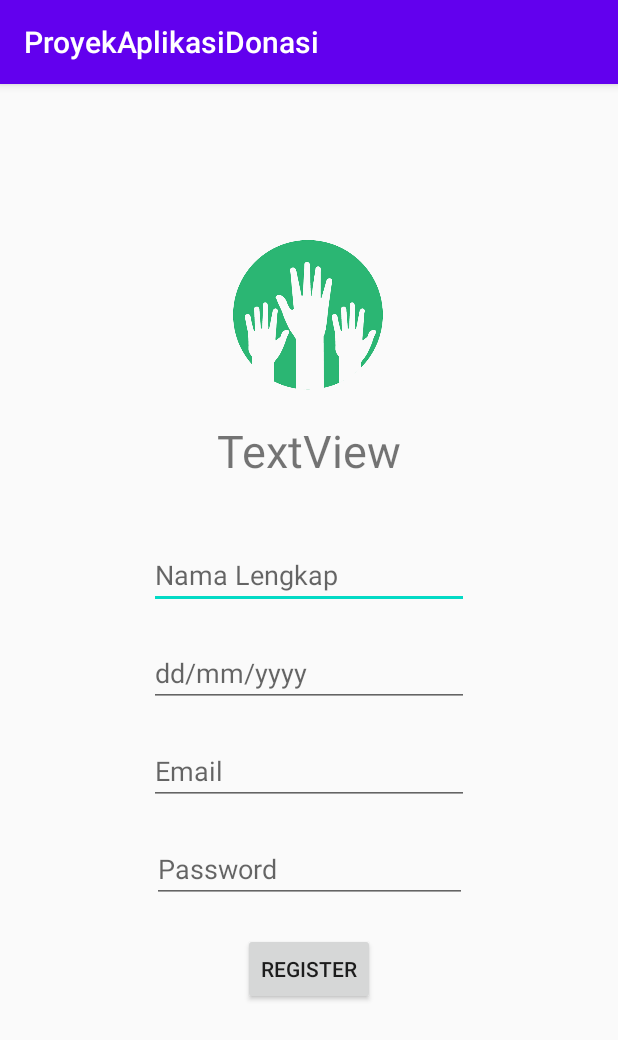
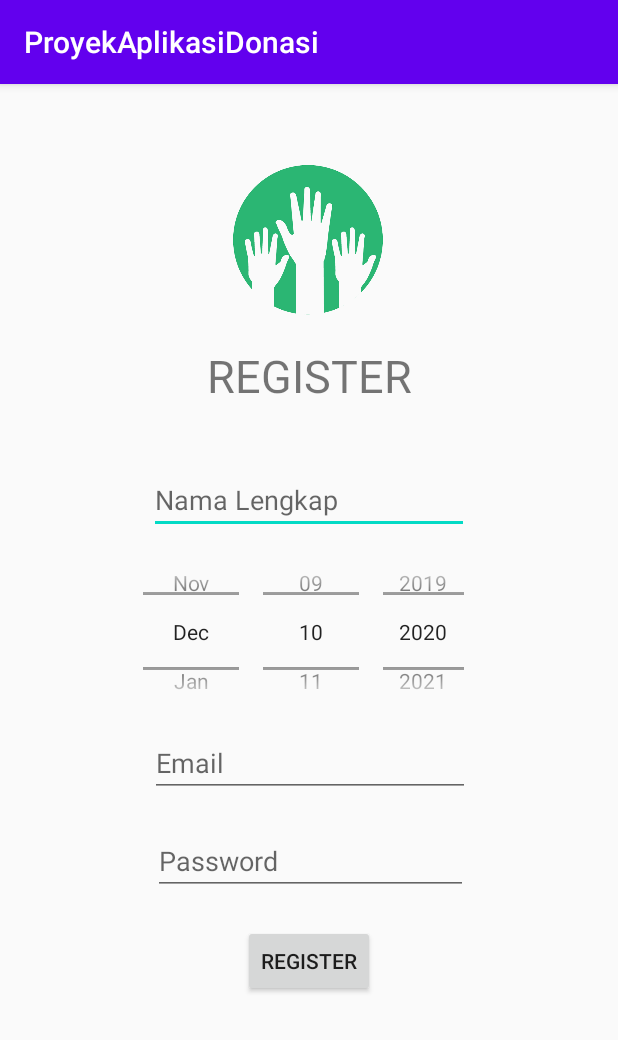
Before and after one commit to winlian99/ProyekAplikasiDonasi, an Android app: the RegisterActivity screen opened directly, with no data from a screen before it, on a phone screen of 412 x 824 dp. Shown: the top 1040 px of the screen. Run offline under Robolectric (Android 15) with nearby library versions, the phone set to English and light mode, and no system bars; our stand-ins replace Firebase (no records; nobody signed in at launch, a user with empty details on screens opened directly).

Commit message:
Login Register Berhasil dengan DatePicker

```diff
--- a/app/src/main/java/com/example/proyekaplikasidonasi/ui/profile/ProfileFragment.kt
+++ b/app/src/main/java/com/example/proyekaplikasidonasi/ui/profile/ProfileFragment.kt
@@ -31,7 +31,7 @@ class ProfileFragment : Fragment() {
 
         val db = FirebaseFirestore.getInstance()
         val dbCol = getString(R.string.dbColUsersCollection)
-        val userId = "DKpawmCmV7yuOqB1L8zq"
+        val userId = mAuth.currentUser?.email.toString()
 
         db.collection(dbCol).document(userId)
             .get()
@@ -51,6 +51,7 @@ class ProfileFragment : Fragment() {
         }
         profile_button_signout.setOnClickListener{
             mAuth.signOut()
+
         }
     }
 }
--- a/app/src/main/res/layout/activity_register.xml
+++ b/app/src/main/res/layout/activity_register.xml
@@ -10,7 +10,7 @@
         android:id="@+id/imageView2"
         android:layout_width="100dp"
         android:layout_height="100dp"
-        android:layout_marginTop="104dp"
+        android:layout_marginTop="54dp"
         app:layout_constraintEnd_toEndOf="parent"
         app:layout_constraintHorizontal_bias="0.498"
         app:layout_constraintStart_toStartOf="parent"
@@ -22,12 +22,11 @@
         android:layout_width="wrap_content"
         android:layout_height="wrap_content"
         android:layout_marginTop="20dp"
-        android:text="TextView"
+        android:text="REGISTER"
         android:textSize="30sp"
         app:layout_constraintEnd_toEndOf="parent"
         app:layout_constraintStart_toStartOf="parent"
-        app:layout_constraintTop_toBottomOf="@+id/imageView2"
-        tools:text="REGISTER" />
+        app:layout_constraintTop_toBottomOf="@+id/imageView2" />
 
     <EditText
         android:id="@+id/register_nama_lengkap"
@@ -45,7 +44,6 @@
         android:id="@+id/register_email"
         android:layout_width="wrap_content"
         android:layout_height="wrap_content"
-        android:layout_marginTop="20dp"
         android:ems="10"
         android:hint="Email"
         android:inputType="textPersonName"
@@ -75,16 +73,27 @@
         app:layout_constraintStart_toStartOf="parent"
         app:layout_constraintTop_toBottomOf="@+id/register_password" />
 
-    <EditText
+    <DatePicker
         android:id="@+id/register_tanggal_lahir"
-        android:layout_width="wrap_content"
-        android:layout_height="wrap_content"
-        android:layout_marginTop="20dp"
-        android:ems="10"
-        android:hint="dd/mm/yyyy"
-        android:inputType="date"
+        android:layout_width="238dp"
+        android:layout_height="130dp"
+        android:calendarViewShown="false"
+        android:datePickerMode="spinner"
         app:layout_constraintEnd_toEndOf="@+id/register_nama_lengkap"
         app:layout_constraintStart_toStartOf="@+id/register_nama_lengkap"
         app:layout_constraintTop_toBottomOf="@+id/register_nama_lengkap" />
 
+
+    <!--    <EditText-->
+<!--        android:id="@+id/register_tanggal_lahir"-->
+<!--        android:layout_width="wrap_content"-->
+<!--        android:layout_height="wrap_content"-->
+<!--        android:layout_marginTop="20dp"-->
+<!--        android:ems="10"-->
+<!--        android:hint="dd/mm/yyyy"-->
+<!--        android:inputType="date"-->
+<!--        app:layout_constraintEnd_toEndOf="@+id/register_nama_lengkap"-->
+<!--        app:layout_constraintStart_toStartOf="@+id/register_nama_lengkap"-->
+<!--        app:layout_constraintTop_toBottomOf="@+id/register_nama_lengkap" />-->
+
 </androidx.constraintlayout.widget.ConstraintLayout>
```
Also changed, not shown: app/src/main/java/com/example/proyekaplikasidonasi/ui/register/RegisterActivity.kt (+5 -5 lines).
